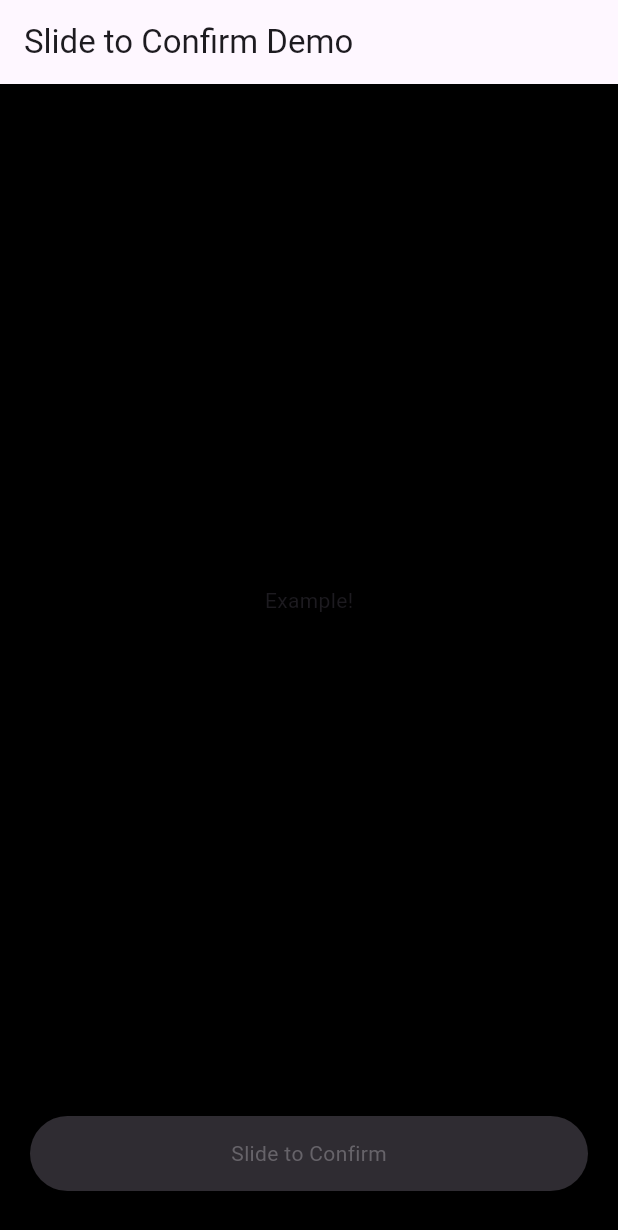
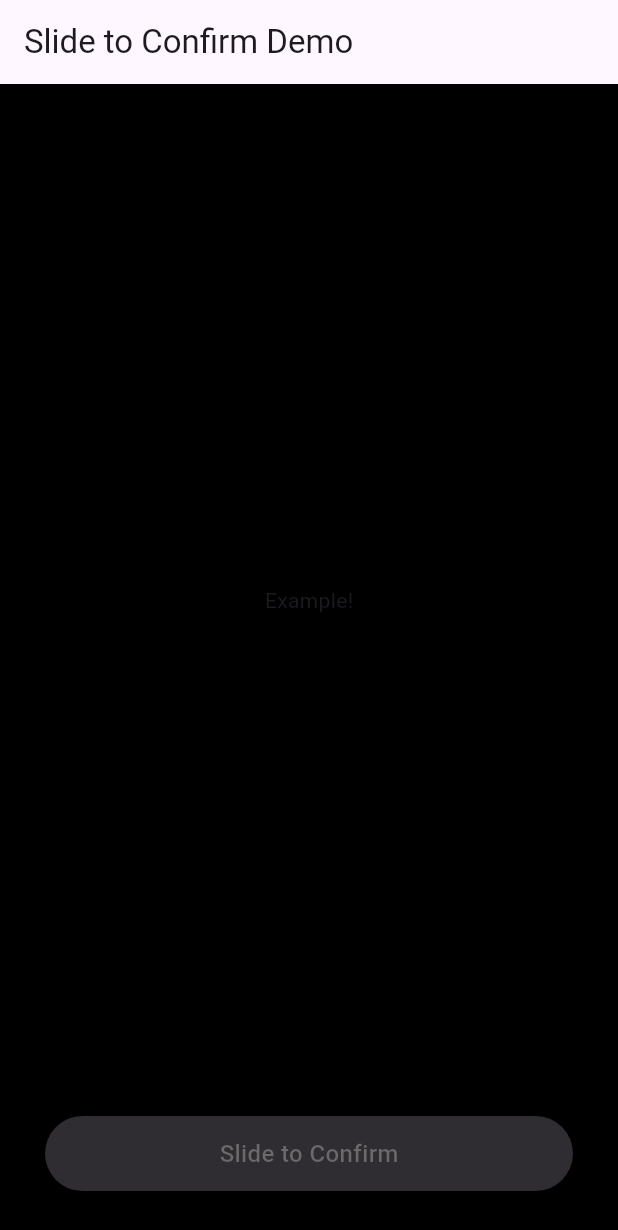
Before and after one commit to ahmed-tarek-salem/confirm_slide_button, a Flutter app: the screen it shows after launch, on a phone screen of 412 x 824 dp. Shown: the top 1230 px of the screen. Run offline on Flutter 3.47's test engine with Material 3 defaults, Android fonts, the phone set to English and light mode, and no system bars; drawn by our look-alikes of shimmer.

Commit message:
feat: apply shimmer effect to the button text using shimmer: 3.0.0

```diff
--- a/lib/confirm_slide_button.dart
+++ b/lib/confirm_slide_button.dart
@@ -1,4 +1,5 @@
 import 'package:flutter/material.dart';
+import 'package:shimmer/shimmer.dart';
 
 class ConfirmSlideButton extends StatelessWidget {
   final VoidCallback onConfirmed;
@@ -11,16 +12,24 @@ class ConfirmSlideButton extends StatelessWidget {
       onTap: onConfirmed, // temporary for testing
       child: Container(
         height: 50,
-        margin: const EdgeInsets.symmetric(horizontal: 20),
+        margin: const EdgeInsets.symmetric(horizontal: 30),
         width: double.infinity,
         decoration: BoxDecoration(
-          color: Color(0xff2f2c32),
+          color: const Color(0xff2f2c32),
           borderRadius: BorderRadius.circular(50),
         ),
         child: Center(
-          child: const Text(
-            "Slide to Confirm",
-            style: TextStyle(color: Color(0xff666369)),
+          child: Shimmer.fromColors(
+            baseColor: const Color(0xff6c696b),
+            highlightColor: const Color(0xffb1aeb3),
+            period: const Duration(seconds: 2),
+            child: const Text(
+              "Slide to Confirm",
+              style: TextStyle(
+                fontSize: 16,
+                fontWeight: FontWeight.w500,
+              ),
+            ),
           ),
         ),
       ),
--- a/pubspec.yaml
+++ b/pubspec.yaml
@@ -12,7 +12,7 @@ environment:
 dependencies:
   flutter:
     sdk: flutter
-  animated_text_kit: ^4.2.3
+  shimmer: ^3.0.0
 
 dev_dependencies:
   flutter_test:
```
Also changed, not shown: example/pubspec.lock.
